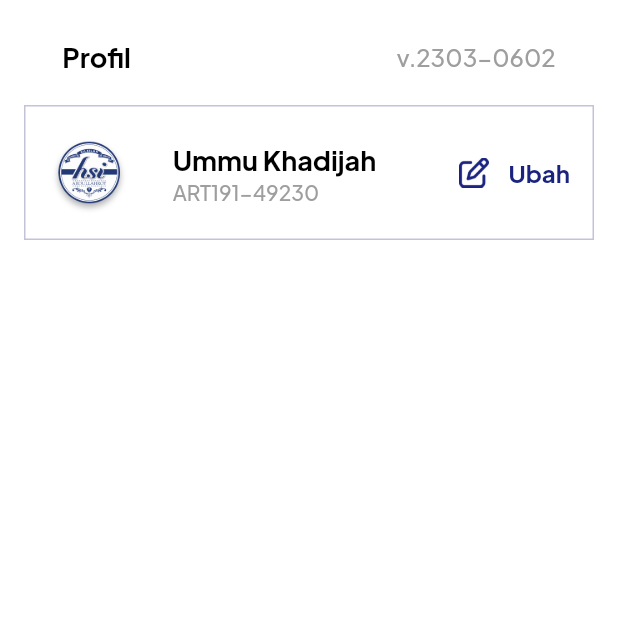
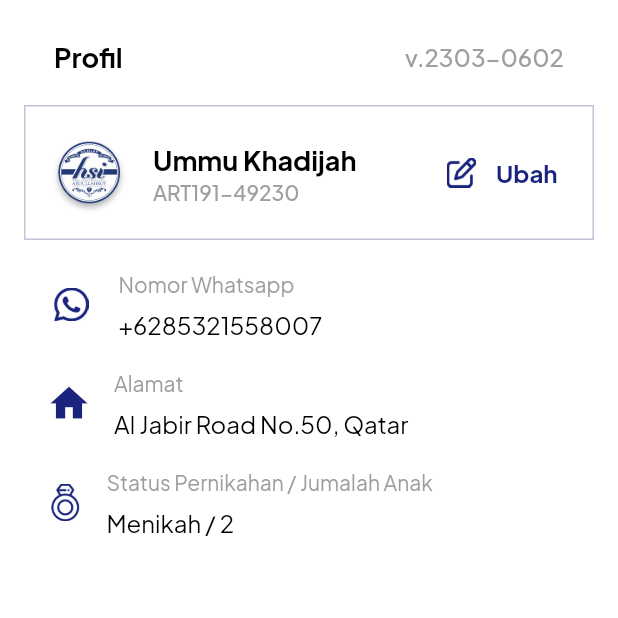
Before and after one commit to hakimahwadhha/bwa_chatty, a Flutter app: the screen it shows after launch, on a phone screen of 412 x 824 dp, the top half of it. Run offline on Flutter 3.47's test engine with Material 2 defaults, Android fonts, the phone set to English and light mode, and no system bars; drawn by our look-alikes of simple_shadow.

Commit message:
202303112324 add profile section

```diff
--- a/Examinations/level-01/flutter_test_level_01/lib/profile.dart
+++ b/Examinations/level-01/flutter_test_level_01/lib/profile.dart
@@ -1,3 +1,5 @@
+import 'dart:ui';
+
 import 'package:flutter/material.dart';
 import 'package:flutter_test_level_01/theme.dart';
 import 'package:simple_shadow/simple_shadow.dart';
@@ -9,27 +11,15 @@ class ProfilePage extends StatelessWidget {
       backgroundColor: whiteColor,
       body: SafeArea(
         child: Center(
-          child: Container(
-            // margin: EdgeInsets.only(
-            //   top: 5,
-            //   left: 5,
-            //   right: 5,
-            // ),
           child: Column(
             children: [
               Container(
-                  width: 389,
+                width: 380,
                 height: 70,
-                  // padding: EdgeInsets.only(
-                  //   left: 20,
-                  //   right: 20,
-                  //   top: 10,
-                  //   bottom: 10,
-                  // ),
                 child: Padding(
                   padding: const EdgeInsets.only(
-                      left: 30.0,
-                      right: 30.0,
+                    left: 20.0,
+                    right: 20.0,
                     top: 5.0,
                     // bottom: 5.0,
                   ),
@@ -51,12 +41,6 @@ class ProfilePage extends StatelessWidget {
               Container(
                 width: 380,
                 height: 90,
-                  // padding: EdgeInsets.only(
-                  //   left: 8,
-                  //   right: 12,
-                  //   top: 20,
-                  // //   bottom: 20,
-                  // ),
                 decoration: BoxDecoration(
                   border: Border.all(
                     color: Color.fromRGBO(53, 50, 126, 0.3),
@@ -70,7 +54,6 @@ class ProfilePage extends StatelessWidget {
                     bottom: 8.0,
                   ),
                   child: Row(
-                      mainAxisAlignment: MainAxisAlignment.spaceBetween,
                     children: [
                       SimpleShadow(
                         opacity: 0.3,
@@ -84,7 +67,7 @@ class ProfilePage extends StatelessWidget {
                         ),
                       ),
                       SizedBox(
-                          width: 3,
+                        width: 15,
                       ),
                       Column(
                         crossAxisAlignment: CrossAxisAlignment.start,
@@ -106,7 +89,7 @@ class ProfilePage extends StatelessWidget {
                         ],
                       ),
                       SizedBox(
-                          width: 30,
+                        width: 60,
                       ),
                       Row(
                         children: [
@@ -133,8 +116,124 @@ class ProfilePage extends StatelessWidget {
                   ),
                 ),
               ),
+              SizedBox(
+                height: 20,
+              ),
+              Container(
+                width: 380,
+                height: 180,
+                child: Column(
+                  children: [
+                    Padding(
+                      padding: const EdgeInsets.only(
+                        left: 20.0,
+                        right: 20.0,
+                      ),
+                      child: Row(
+                        children: [
+                          Image.asset(
+                            'assets/icons/wa-icon.png',
+                            width: 23,
+                            height: 27,
+                          ),
+                          SizedBox(
+                            width: 20,
+                          ),
+                          Column(
+                            crossAxisAlignment: CrossAxisAlignment.start,
+                            children: [
+                              Text(
+                                'Nomor Whatsapp',
+                                style: profileStyle,
+                              ),
+                              SizedBox(
+                                height: 8,
+                              ),
+                              Text(
+                                '+6285321558007',
+                                style: subprofileStyle,
+                              ),
                             ],
                           ),
+                        ],
+                      ),
+                    ),
+                    SizedBox(
+                      height: 20,
+                    ),
+                    Padding(
+                      padding: const EdgeInsets.only(
+                        left: 15,
+                        right: 18,
+                      ),
+                      child: Row(
+                        children: [
+                          Icon(
+                            Icons.home,
+                            color: indigodarkColor,
+                            size: 30,
+                          ),
+                          SizedBox(
+                            width: 15,
+                          ),
+                          Column(
+                            crossAxisAlignment: CrossAxisAlignment.start,
+                            children: [
+                              Text(
+                                'Alamat',
+                                style: profileStyle,
+                              ),
+                              SizedBox(
+                                height: 8,
+                              ),
+                              Text(
+                                'Al Jabir Road No.50, Qatar',
+                                style: subprofileStyle,
+                              ),
+                            ],
+                          )
+                        ],
+                      ),
+                    ),
+                    SizedBox(
+                      height: 20,
+                    ),
+                    Padding(
+                      padding: const EdgeInsets.only(
+                        left: 15,
+                        right: 20,
+                      ),
+                      child: Row(
+                        children: [
+                          Image.asset(
+                            'assets/icons/engagement-ring.png',
+                            color: indigodarkColor,
+                            width: 25,
+                            height: 25,
+                          ),
+                          SizedBox(
+                            width: 15,
+                          ),
+                          Column(
+                            crossAxisAlignment: CrossAxisAlignment.start,
+                            children: [
+                              Text(
+                                'Status Pernikahan / Jumalah Anak',
+                                style: profileStyle,
+                              ),
+                              SizedBox(
+                                height: 8,
+                              ),
+                              Text('Menikah / 2', style: subprofileStyle),
+                            ],
+                          ),
+                        ],
+                      ),
+                    )
+                  ],
+                ),
+              ),
+            ],
           ),
         ),
       ),
--- a/Examinations/level-01/flutter_test_level_01/lib/theme.dart
+++ b/Examinations/level-01/flutter_test_level_01/lib/theme.dart
@@ -28,13 +28,13 @@ TextStyle versionStyle = TextStyle(
 );
 
 TextStyle profileStyle = TextStyle(
-  fontSize: 12,
+  fontSize: 14,
   fontWeight: FontWeight.w400,
-  color: greylightColor,
+  color: greyColor,
 );
 
 TextStyle subprofileStyle = TextStyle(
-  fontSize: 14,
+  fontSize: 16,
   fontWeight: FontWeight.w400,
   color: blackColor,
 );
```
Also changed, not shown: Examinations/level-01/flutter_test_level_01/assets/icons/engagement-ring.png (added), Examinations/level-01/flutter_test_level_01/assets/icons/wa-icon.png (added). Lines whose indentation alone changed are shown as unchanged.
